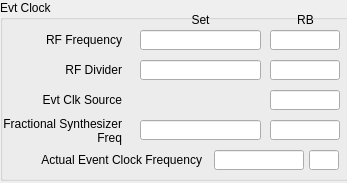
Old version of the form ui/EVG/evg_master_evtClk.ui in the repository epics-modules/mrfioc2.
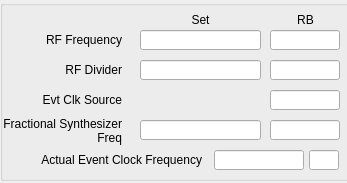
New version of the form. Custom widgets are drawn as their Qt base class.

Diff of the .ui file:
```diff
--- a/ui/EVG/evg_master_evtClk.ui
+++ b/ui/EVG/evg_master_evtClk.ui
@@ -23,7 +23,7 @@
     </rect>
    </property>
    <property name="title">
-    <string>Evt Clock</string>
+    <string/>
    </property>
    <widget class="caTextEntry" name="catextentry">
     <property name="geometry">
```
